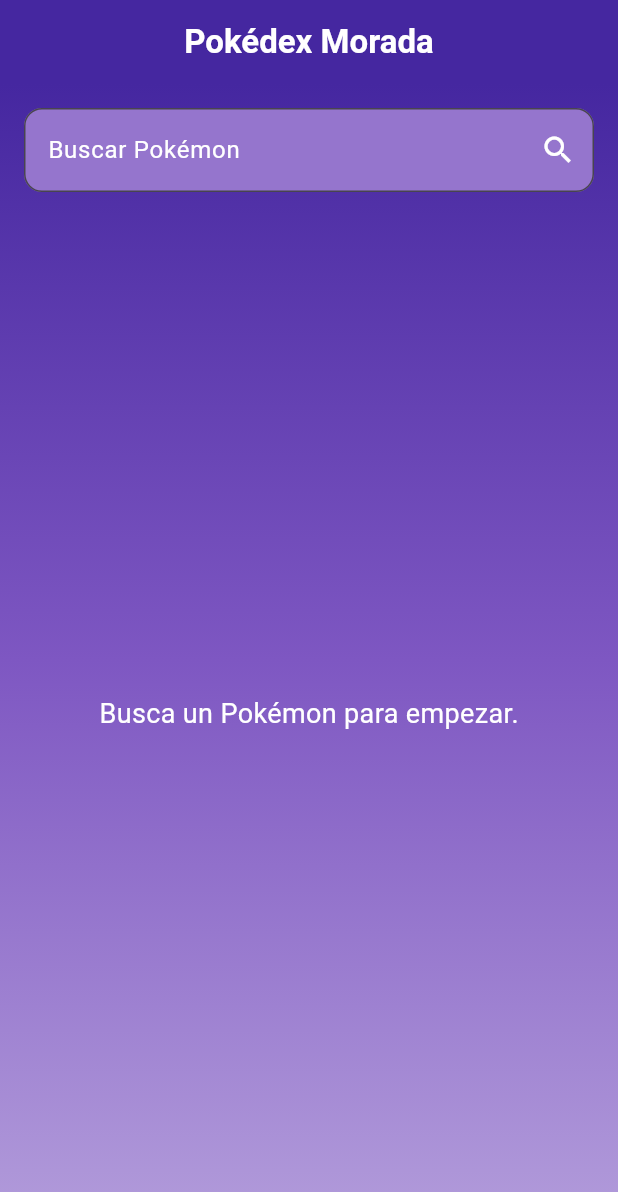
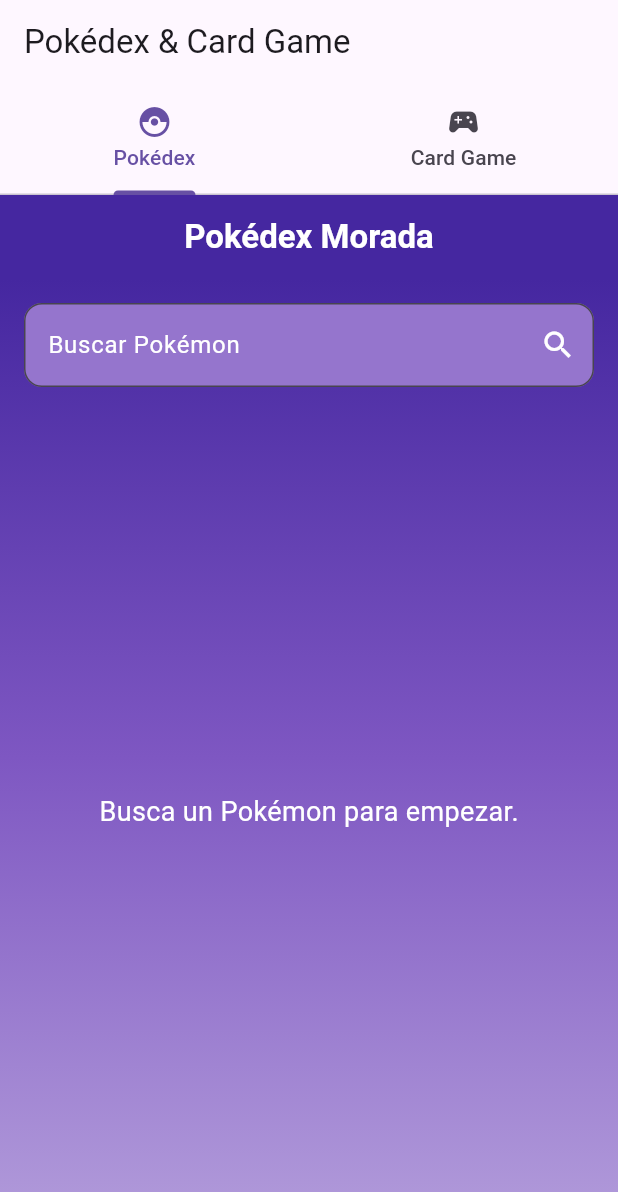
Before and after one commit to YuverlyHidokun/Flutter_PokemonAPI, a Flutter app: the screen it shows after launch, on a phone screen of 412 x 824 dp. Shown: the top 1192 px of the screen. Run offline on Flutter 3.47's test engine with Material 3 defaults, Android fonts, the phone set to English and light mode, and no system bars.

```diff
--- a/lib/main.dart
+++ b/lib/main.dart
@@ -1,20 +1,45 @@
 import 'package:flutter/material.dart';
 import 'screens/home_screen.dart';
+import 'screens/game_screen.dart';
 
 void main() {
   runApp(MyApp());
 }
 
 class MyApp extends StatelessWidget {
-  const MyApp({super.key});
-
   @override
   Widget build(BuildContext context) {
     return MaterialApp(
       debugShowCheckedModeBanner: false,
-      title: 'Pokémon Finder',
-      theme: ThemeData(primarySwatch: Colors.blue),
-      home: HomeScreen(),
+      title: 'Pokédex & Cards Game',
+      theme: ThemeData(primarySwatch: Colors.deepPurple),
+      home: MainTabView(),
     );
   }
 }
+
+class MainTabView extends StatelessWidget {
+  @override
+  Widget build(BuildContext context) {
+    return DefaultTabController(
+      length: 2,
+      child: Scaffold(
+        appBar: AppBar(
+          title: Text("Pokédex & Card Game"),
+          bottom: TabBar(
+            tabs: [
+              Tab(icon: Icon(Icons.catching_pokemon), text: "Pokédex"),
+              Tab(icon: Icon(Icons.sports_esports), text: "Card Game"),
+            ],
+          ),
+        ),
+        body: TabBarView(
+          children: [
+            HomeScreen(),
+            GameScreen(),
+          ],
+        ),
+      ),
+    );
+  }
+}
```
Also changed, not shown: lib/screens/game_screen.dart (added, +137 -0 lines).
